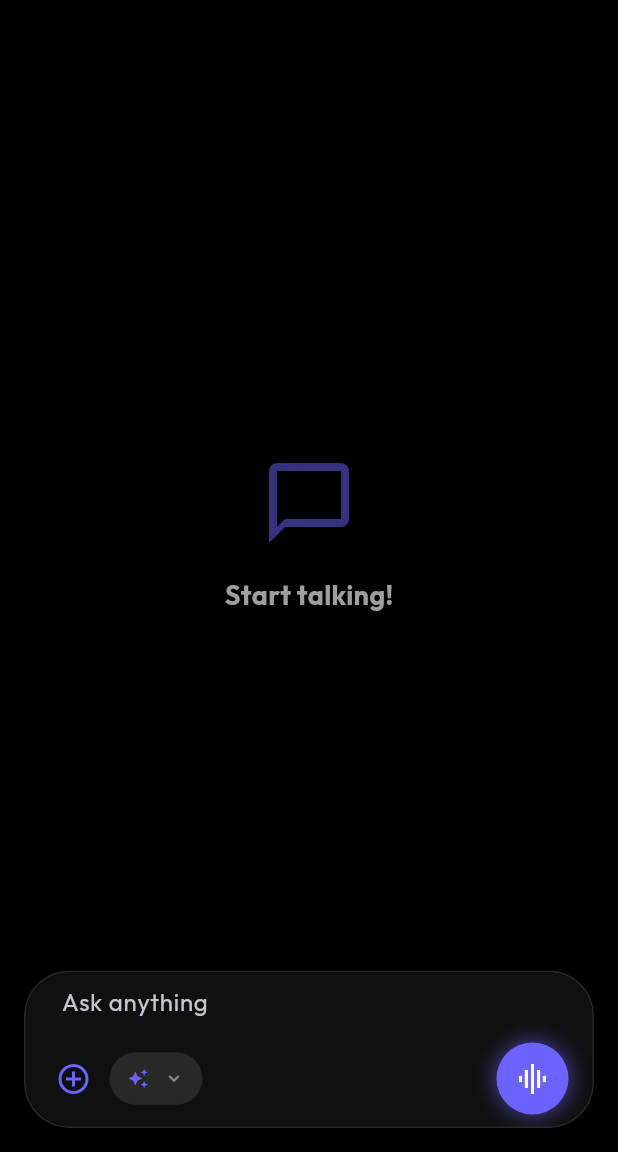
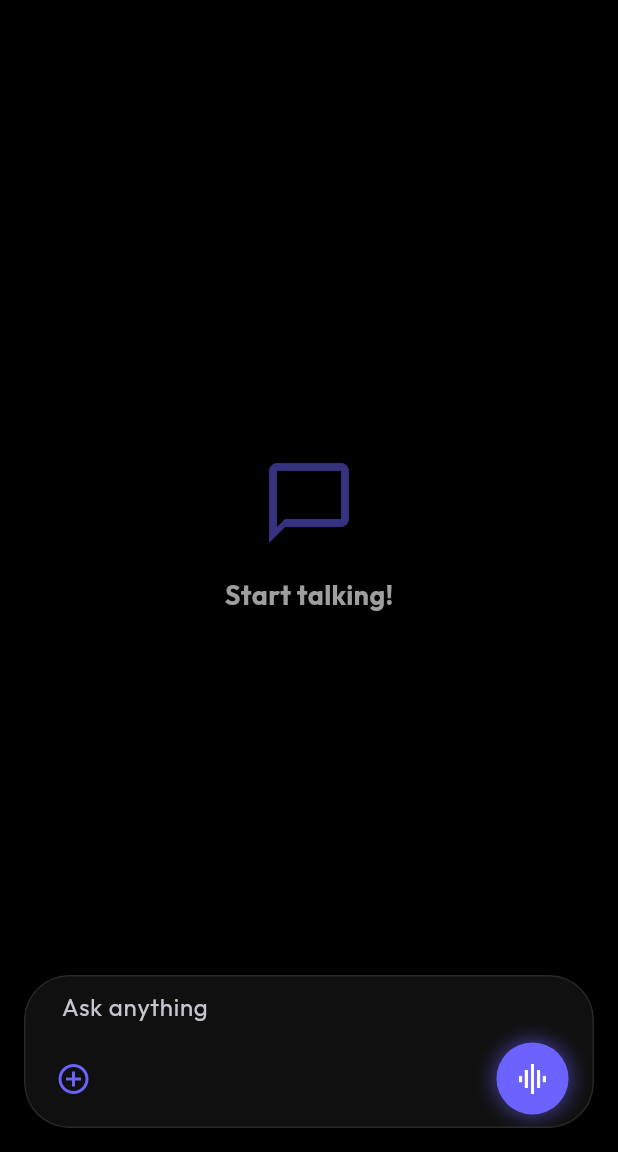
Before and after one commit to shreyashp77/ChadGPT, a Flutter app: the screen it shows after launch, on a phone screen of 412 x 824 dp, the part 84-1236 px from its top. Run offline on Flutter 3.47's test engine with Material 3 defaults, Android fonts, the phone set to English and light mode, and no system bars; drawn by our look-alikes of flutter_animate; our stand-ins replace file_picker, flutter_markdown, flutter_tts, font_awesome_flutter, google_fonts, image_picker and 3 more; missing offline and left inert: flutter_highlighter, markdown; accounts and stored records are empty; network calls fail.

Commit message:
feat: Replace dedicated attachment preview and model selector pill with inline feature chips and move model selection to attachment options.

```diff
--- a/lib/screens/chat_screen.dart
+++ b/lib/screens/chat_screen.dart
@@ -87,7 +87,6 @@ class _ChatScreenState extends State<ChatScreen> {
   @override
   Widget build(BuildContext context) {
     final chatProvider = context.watch<ChatProvider>();
-    final settingsProvider = context.watch<SettingsProvider>();
     final currentChat = chatProvider.currentChat;
 
     return Scaffold(
@@ -242,33 +241,6 @@ class _ChatScreenState extends State<ChatScreen> {
                         mainAxisSize: MainAxisSize.min,
                         crossAxisAlignment: CrossAxisAlignment.start,
                         children: [
-                           // Attachments Preview
-                           if (_pendingAttachmentPath != null)
-                             Container(
-                                 margin: const EdgeInsets.only(bottom: 8, left: 16, right: 16),
-                                 padding: const EdgeInsets.symmetric(horizontal: 16, vertical: 8),
-                                 decoration: BoxDecoration(
-                                    color: Colors.black.withValues(alpha: 0.05),
-                                    borderRadius: BorderRadius.circular(20),
-                                 ),
-                                 child: Row(
-                                     mainAxisSize: MainAxisSize.min,
-                                     children: [
-                                         const Icon(Icons.attach_file, size: 16),
-                                         const SizedBox(width: 8),
-                                         Flexible(child: Text(_pendingAttachmentPath!.split('/').last, maxLines: 1, overflow: TextOverflow.ellipsis)),
-                                         const SizedBox(width: 8),
-                                         InkWell(
-                                             onTap: () => setState(() {
-                                                 _pendingAttachmentPath = null;
-                                                 _pendingAttachmentType = null;
-                                             }),
-                                             child: const Icon(Icons.close, size: 16),
-                                         )
-                                     ]
-                                 )
-                             ),
-
                            // Top: TextField
                            Padding(
                              padding: const EdgeInsets.symmetric(horizontal: 16),
@@ -287,7 +259,7 @@ class _ChatScreenState extends State<ChatScreen> {
                              ),
                            ),
 
-                           const SizedBox(height: 15),
+                           const SizedBox(height: 12),
 
                            // Bottom: Actions Row
                            Padding(
@@ -298,46 +270,47 @@ class _ChatScreenState extends State<ChatScreen> {
                                 // Attachment / Menu Button
                                   IconButton(
                                     icon: Icon(
-                                      _useWebSearch ? Icons.public : Icons.add_circle_outline,
+                                      Icons.add_circle_outline,
                                       color: Theme.of(context).colorScheme.primary
                                     ),
                                     onPressed: _showAttachmentOptions,
                                   ),
 
-                                  const SizedBox(width: 0),
-
-                                 // Grok-style Model Selector Pill
-                                 GestureDetector(
-                                     onTap: () => _showGrokModelSelector(context),
-                                     child: Container(
-                                         padding: const EdgeInsets.symmetric(horizontal: 12, vertical: 8),
-                                         decoration: BoxDecoration(
-                                             color: Theme.of(context).brightness == Brightness.dark ? Colors.white.withValues(alpha: 0.1) : Colors.black.withValues(alpha: 0.05),
-                                             borderRadius: BorderRadius.circular(20),
-                                         ),
+                                  // Active Features Indicator Chips (inline, expandable)
+                                  Expanded(
+                                    child: SingleChildScrollView(
+                                      scrollDirection: Axis.horizontal,
                                       child: Row(
-                                             mainAxisSize: MainAxisSize.min,
                                         children: [
-                                                Icon(Icons.auto_awesome, size: 14, color: Theme.of(context).colorScheme.primary),
-                                                const SizedBox(width: 6),
-
-                                                 ConstrainedBox(
-                                                     constraints: const BoxConstraints(maxWidth: 90),
-                                                     child: Text(
-                                                         settingsProvider.getModelDisplayName(settingsProvider.settings.selectedModelId ?? ''),
-                                                         style: TextStyle(fontSize: 13, fontWeight: FontWeight.bold, color: Theme.of(context).colorScheme.onSurface),
-                                                         maxLines: 1,
-                                                         overflow: TextOverflow.ellipsis,
+                                          if (_useWebSearch)
+                                            Padding(
+                                              padding: const EdgeInsets.only(right: 6),
+                                              child: _buildFeatureChip(
+                                                context,
+                                                icon: Icons.public,
+                                                label: 'Search',
+                                                onRemove: () => setState(() => _useWebSearch = false),
                                               ),
                                             ),
-                                                 const SizedBox(width: 4),
-                                                 Icon(Icons.keyboard_arrow_down, size: 14, color: Theme.of(context).colorScheme.onSurface.withValues(alpha: 0.5)),
+                                          if (_pendingAttachmentPath != null)
+                                            Padding(
+                                              padding: const EdgeInsets.only(right: 6),
+                                              child: _buildFeatureChip(
+                                                context,
+                                                icon: _pendingAttachmentType == 'image' ? Icons.image : Icons.attach_file,
+                                                label: _pendingAttachmentPath!.split('/').last,
+                                                onRemove: () => setState(() {
+                                                  _pendingAttachmentPath = null;
+                                                  _pendingAttachmentType = null;
+                                                }),
+                                              ),
+                                            ),
                                         ],
                                       ),
                                     ),
                                   ),
 
-                                 const Spacer(),
+                                  const SizedBox(width: 8),
 
                                  // Action Button: Handles Voice/STT (Default), Sending (HasContent), or Stopping (Generating/Listening)
                                  Builder(
@@ -428,9 +401,21 @@ class _ChatScreenState extends State<ChatScreen> {
 
 
   void _showAttachmentOptions() {
+      final settingsProvider = context.read<SettingsProvider>();
       showModalBottomSheet(context: context, builder: (ctx) => Column(
           mainAxisSize: MainAxisSize.min,
           children: [
+              // Model Selector at the top
+              ListTile(
+                  leading: const Icon(Icons.auto_awesome),
+                  title: Text('Model: ${settingsProvider.getModelDisplayName(settingsProvider.settings.selectedModelId ?? '')}'),
+                  trailing: const Icon(Icons.chevron_right),
+                  onTap: () {
+                      Navigator.pop(ctx);
+                      _showGrokModelSelector(context);
+                  },
+              ),
+              const Divider(),
               ListTile(
                   leading: const Icon(Icons.image),
                   title: const Text('Image from Gallery'),
@@ -842,6 +827,46 @@ class _ChatScreenState extends State<ChatScreen> {
        );
   }
 
+  Widget _buildFeatureChip(BuildContext context, {required IconData icon, required String label, required VoidCallback onRemove}) {
+    final isDark = Theme.of(context).brightness == Brightness.dark;
+    return Container(
+      padding: const EdgeInsets.symmetric(horizontal: 10, vertical: 6),
+      decoration: BoxDecoration(
+        color: isDark ? Colors.white.withValues(alpha: 0.1) : Colors.black.withValues(alpha: 0.05),
+        borderRadius: BorderRadius.circular(16),
+      ),
+      child: Row(
+        mainAxisSize: MainAxisSize.min,
+        children: [
+          Icon(icon, size: 12, color: Theme.of(context).colorScheme.onSurface.withValues(alpha: 0.7)),
+          const SizedBox(width: 5),
+          ConstrainedBox(
+            constraints: const BoxConstraints(maxWidth: 120),
+            child: Text(
+              label,
+              style: TextStyle(
+                fontSize: 11,
+                fontWeight: FontWeight.w500,
+                color: Theme.of(context).colorScheme.onSurface.withValues(alpha: 0.7),
+              ),
+              maxLines: 1,
+              overflow: TextOverflow.ellipsis,
+            ),
+          ),
+          const SizedBox(width: 4),
+          GestureDetector(
+            onTap: onRemove,
+            child: Icon(
+              Icons.close,
+              size: 12,
+              color: Theme.of(context).colorScheme.onSurface.withValues(alpha: 0.5),
+            ),
+          ),
+        ],
+      ),
+    );
+  }
+
   Future<void> _sendMessage() async {
     final chatProvider = context.read<ChatProvider>();
     final text = _textController.text;
```
Lines whose indentation alone changed are shown as unchanged.
